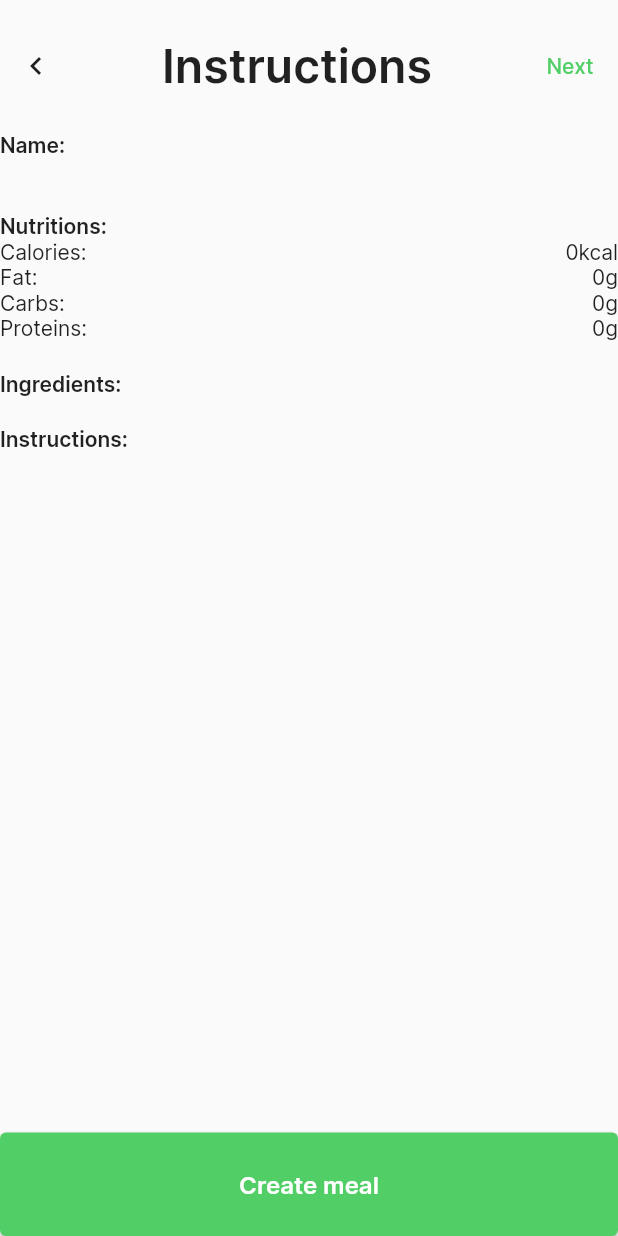
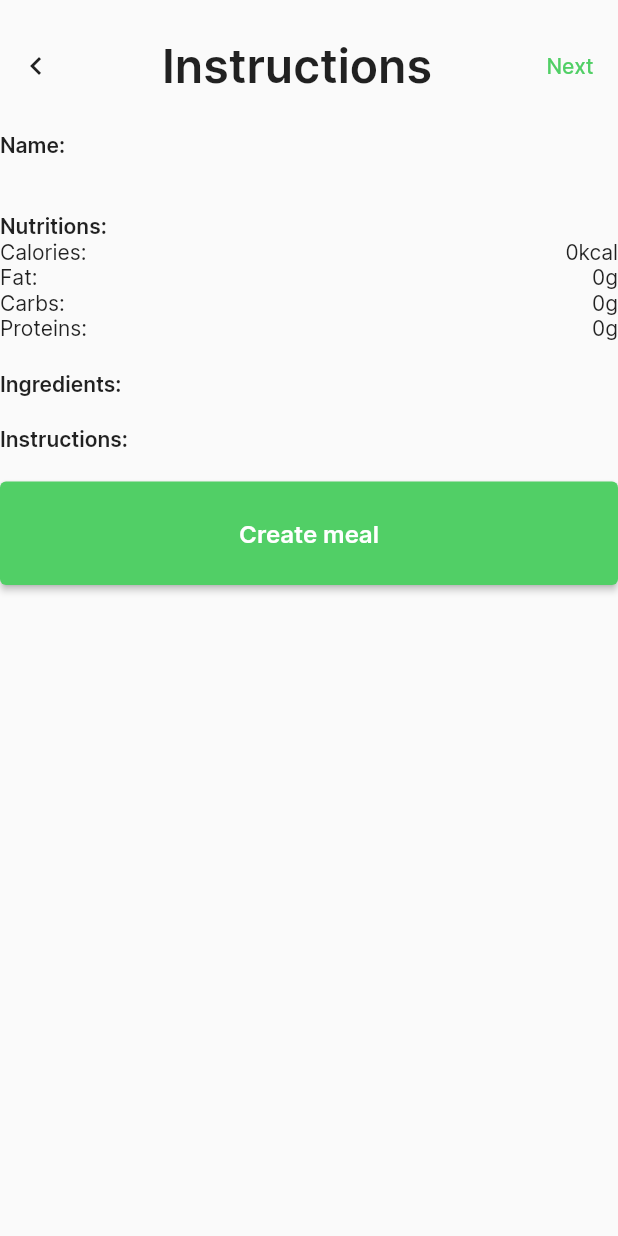
Before and after one commit to Bulk-bros/stattrack, a Flutter app: the CreateMealOverview widget shown alone on an empty page, opened directly with empty values, on a phone screen of 412 x 824 dp. Run offline on Flutter 3.47's test engine with Material 2 defaults, Android fonts, the phone set to English and light mode, and no system bars; our stand-ins replace cloud_firestore, dropdown_search, firebase_auth, firebase_core, firebase_storage, flutter_datetime_picker and 6 more; missing offline and left inert: assorted_layout_widgets, custom_image_crop, flutter_barcode_scanner, flutter_login_facebook, week_of_year; accounts and stored records are empty; project files that could hold a hidden picture were left out.

Commit message:
more overflow fixes

```diff
--- a/stattrack/lib/components/forms/create_meal_form.dart
+++ b/stattrack/lib/components/forms/create_meal_form.dart
@@ -105,7 +105,7 @@ class _CreateMealFormState extends ConsumerState<CreateMealForm> {
         ),
       );
     } else {
-      Map<String?, num> ingredients = {};
+      Map<String, num> ingredients = {};
       num calories = 0;
       num proteins = 0;
       num fat = 0;
--- a/stattrack/lib/models/consumed_meal.dart
+++ b/stattrack/lib/models/consumed_meal.dart
@@ -43,7 +43,7 @@ class ConsumedMeal extends Meal {
     List<String> ingredientList = ingredientsString
         .substring(1, ingredientsString.length - 1)
         .split(', ');
-    Map<String?, num> ingredients = {};
+    Map<String, num> ingredients = {};
     for (var element in ingredientList) {
       ingredients[element.split(': ').first] =
           num.parse(element.split(': ').last);
--- a/stattrack/lib/models/meal.dart
+++ b/stattrack/lib/models/meal.dart
@@ -3,7 +3,7 @@ class Meal {
   final String id;
   final String name;
   final String imageUrl;
-  final Map<String?, num> ingredients;
+  final Map<String, num> ingredients;
   final List<dynamic>? instuctions;
   final num calories;
   final num proteins;
@@ -31,7 +31,7 @@ class Meal {
     List<String> ingredientList = ingredientsString
         .substring(1, ingredientsString.length - 1)
         .split(', ');
-    Map<String?, num> ingredients = {};
+    Map<String, num> ingredients = {};
     for (var element in ingredientList) {
       ingredients[element.split(': ').first] =
           num.parse(element.split(': ').last);
--- a/stattrack/lib/pages/meal_pages/create_meal_overview.dart
+++ b/stattrack/lib/pages/meal_pages/create_meal_overview.dart
@@ -54,16 +54,19 @@ class CreateMealOverview extends StatelessWidget {
       height: 20.0,
     );
 
-    return Column(
+    return SingleChildScrollView(
+      child: Column(
         crossAxisAlignment: CrossAxisAlignment.stretch,
         mainAxisAlignment: MainAxisAlignment.spaceBetween,
         children: [
-        SingleChildScrollView(
-          child: Column(
+          Column(
             crossAxisAlignment: CrossAxisAlignment.stretch,
             children: [
-              _buildHeader(),
+              _buildHeader(context),
               separator,
+              Column(
+                crossAxisAlignment: CrossAxisAlignment.stretch,
+                children: [
                   _buildInfo(),
                   separator,
                   _buildNutrition(),
@@ -74,16 +77,18 @@ class CreateMealOverview extends StatelessWidget {
                   separator,
                 ],
               ),
+            ],
           ),
           MainButton(
             callback: () => _handleComplete(context),
             label: 'Create meal',
           ),
         ],
+      ),
     );
   }
 
-  Widget _buildHeader() {
+  Widget _buildHeader(BuildContext context) {
     return Column(
       crossAxisAlignment: CrossAxisAlignment.stretch,
       children: [
@@ -105,7 +110,7 @@ class CreateMealOverview extends StatelessWidget {
               ),
             ),
             TextButton(
-              onPressed: onComplete,
+              onPressed: () => _handleComplete(context),
               child: Text(
                 'Next',
                 style: TextStyle(
```
Also changed, not shown: stattrack/lib/components/meals/meal_showcase.dart (+23 -34 lines). Lines whose indentation alone changed are shown as unchanged.
